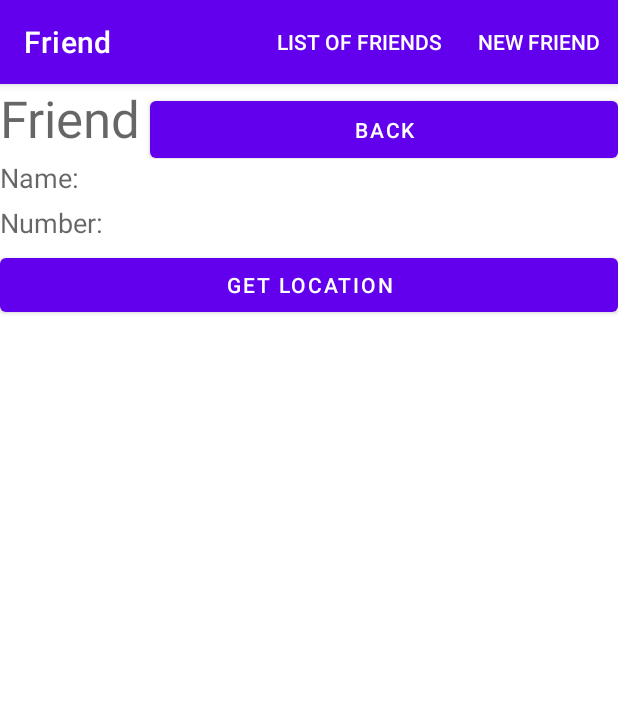
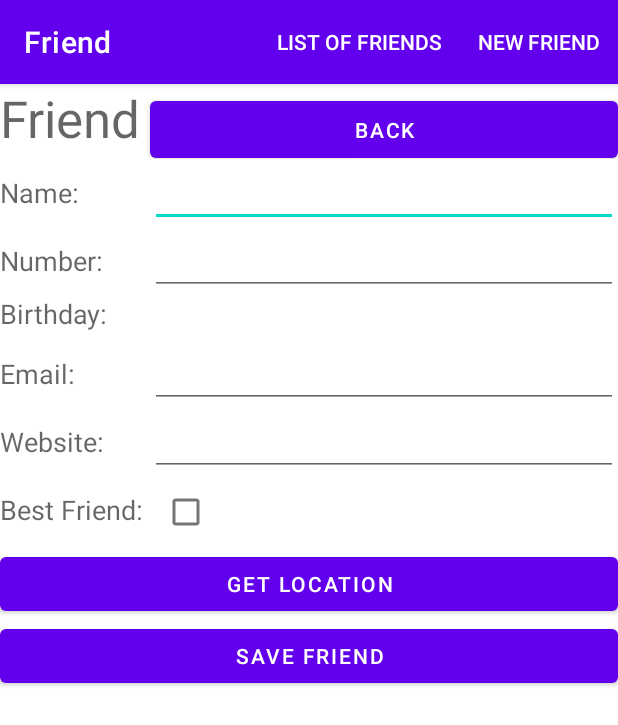
Before and after one commit to daiperboevs42/FriendCompulsory, an Android app: the DetailsActivity screen opened directly, with no data from a screen before it, on a phone screen of 412 x 824 dp. Shown: the top 725 px of the screen. Run offline under Robolectric (Android 15) with nearby library versions, the phone set to English and light mode, and no system bars.

Commit message:
added save and update function to detail view

```diff
--- a/app/src/main/java/com/example/friend/Data/FriendRepositoryInDB.kt
+++ b/app/src/main/java/com/example/friend/Data/FriendRepositoryInDB.kt
@@ -27,7 +27,7 @@ class FriendRepositoryInDB private constructor(private val context: Context) {
         executor.execute { friendDao.insert(f) }
     }
 
-    fun udate(f: BEFriend){
+    fun update(f: BEFriend){
         executor.execute{ friendDao.update(f)}
     }
 
--- a/app/src/main/res/layout/details.xml
+++ b/app/src/main/res/layout/details.xml
@@ -5,6 +5,7 @@
     xmlns:tools="http://schemas.android.com/tools"
     android:layout_width="match_parent"
     android:layout_height="match_parent">
+
 
     <LinearLayout
         android:layout_width="match_parent"
@@ -41,12 +42,13 @@
                 android:text="Name:"
                 android:textAppearance="@style/TextAppearance.AppCompat.Medium" />
 
-            <TextView
+            <EditText
                 android:id="@+id/friendName"
                 android:layout_width="wrap_content"
                 android:layout_height="wrap_content"
                 android:layout_weight="1"
-                android:textAppearance="@style/TextAppearance.AppCompat.Body1" />
+                android:ems="10"
+                android:inputType="textPersonName" />
 
         </LinearLayout>
 
@@ -61,12 +63,85 @@
                 android:text="Number:"
                 android:textAppearance="@style/TextAppearance.AppCompat.Medium" />
 
-            <TextView
+            <EditText
                 android:id="@+id/friendPhone"
                 android:layout_width="wrap_content"
                 android:layout_height="wrap_content"
                 android:layout_weight="1"
-                android:textAppearance="@style/TextAppearance.AppCompat.Body1" />
+                android:ems="10"
+                android:inputType="phone" />
+
+        </LinearLayout>
+
+        <LinearLayout
+            android:layout_width="match_parent"
+            android:layout_height="wrap_content"
+            android:orientation="horizontal">
+
+            <TextView
+                android:layout_width="100dp"
+                android:layout_height="30dp"
+                android:layout_weight="1"
+                android:text="Birthday:"
+                android:textAppearance="@style/TextAppearance.AppCompat.Medium" />
+
+        </LinearLayout>
+
+        <LinearLayout
+            android:layout_width="match_parent"
+            android:layout_height="wrap_content"
+            android:orientation="horizontal">
+
+            <TextView
+                android:layout_width="100dp"
+                android:layout_height="30dp"
+                android:text="Email:"
+                android:textAppearance="@style/TextAppearance.AppCompat.Medium" />
+
+            <EditText
+                android:id="@+id/friendEmail"
+                android:layout_width="wrap_content"
+                android:layout_height="wrap_content"
+                android:layout_weight="1"
+                android:ems="10"
+                android:inputType="textPersonName" />
+        </LinearLayout>
+
+        <LinearLayout
+            android:layout_width="match_parent"
+            android:layout_height="wrap_content"
+            android:orientation="horizontal">
+
+            <TextView
+                android:layout_width="100dp"
+                android:layout_height="30dp"
+                android:text="Website:"
+                android:textAppearance="@style/TextAppearance.AppCompat.Medium" />
+
+            <EditText
+                android:id="@+id/friendWebsite"
+                android:layout_width="wrap_content"
+                android:layout_height="wrap_content"
+                android:layout_weight="1"
+                android:ems="10"
+                android:inputType="textPersonName" />
+        </LinearLayout>
+
+        <LinearLayout
+            android:layout_width="match_parent"
+            android:layout_height="wrap_content"
+            android:orientation="horizontal">
+
+            <TextView
+                android:layout_width="100dp"
+                android:layout_height="30dp"
+                android:text="Best Friend:"
+                android:textAppearance="@style/TextAppearance.AppCompat.Medium" />
+
+            <CheckBox
+                android:id="@+id/bestFriend"
+                android:layout_width="wrap_content"
+                android:layout_height="wrap_content" />
 
         </LinearLayout>
 
@@ -74,8 +149,15 @@
             android:id="@+id/getLocation"
             android:layout_width="match_parent"
             android:layout_height="wrap_content"
-            android:text="Get Location"
-            android:onClick="onClickLocation"/>
+            android:onClick="onClickLocation"
+            android:text="Get Location" />
+
+        <Button
+            android:id="@+id/saveFriend"
+            android:layout_width="match_parent"
+            android:layout_height="wrap_content"
+            android:onClick="onClickSaveFriend"
+            android:text="Save Friend" />
 
     </LinearLayout>
 </androidx.constraintlayout.widget.ConstraintLayout>
```
Also changed, not shown: app/src/main/java/com/example/friend/GUI/DetailsActivity.kt (+38 -6 lines).
